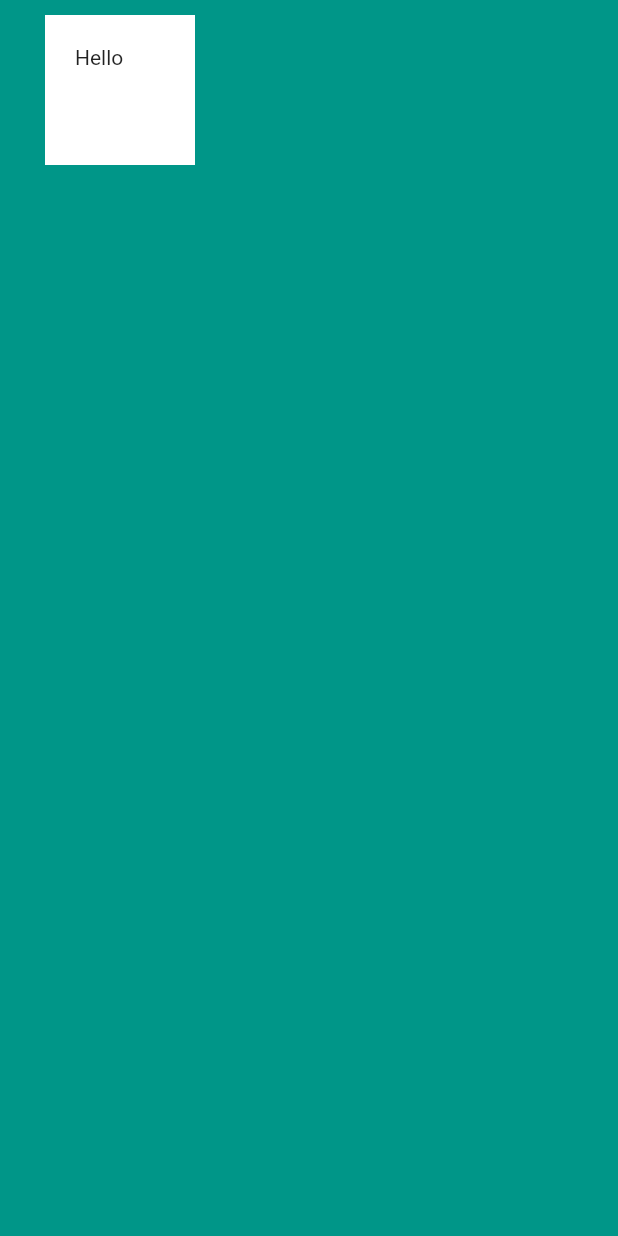
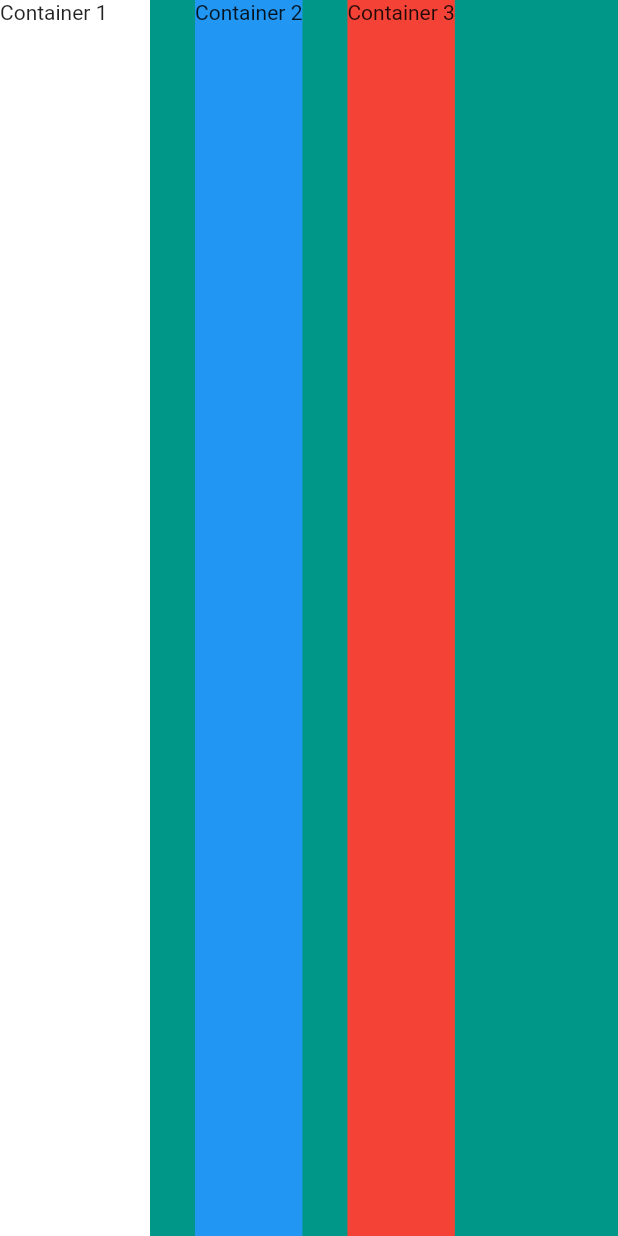
Before and after one commit to davigun/MyCard-complete, a Flutter app: the screen it shows after launch, on a phone screen of 412 x 824 dp. Run offline on Flutter 3.47's test engine with Material 2 defaults, Android fonts, the phone set to English and light mode, and no system bars.

Commit message:
Row & Column

```diff
--- a/lib/main.dart
+++ b/lib/main.dart
@@ -13,13 +13,29 @@ class MyApp extends StatelessWidget {
       home: Scaffold(
         backgroundColor: Colors.teal,
         body: SafeArea(
-          child: Container(
-            height: 100.0,
-            width: 100.0,
-            margin: EdgeInsets.fromLTRB(30.0, 10.0, 50.0, 20.0),
-            padding: EdgeInsets.all(20),
-            color: Colors.white,
-            child: Text('Hello'),
+          child: Row(
+            crossAxisAlignment: CrossAxisAlignment.stretch,
+            children: [
+              Container(
+                width: 100.0,
+                color: Colors.white,
+                child: Text('Container 1'),
+              ),
+              SizedBox(
+                width: 30.0,
+              ),
+              Container(
+                color: Colors.blue,
+                child: Text('Container 2'),
+              ),
+              SizedBox(
+                width: 30.0,
+              ),
+              Container(
+                color: Colors.red,
+                child: Text('Container 3'),
+              ),
+            ],
           ),
         ),
       ),
```
